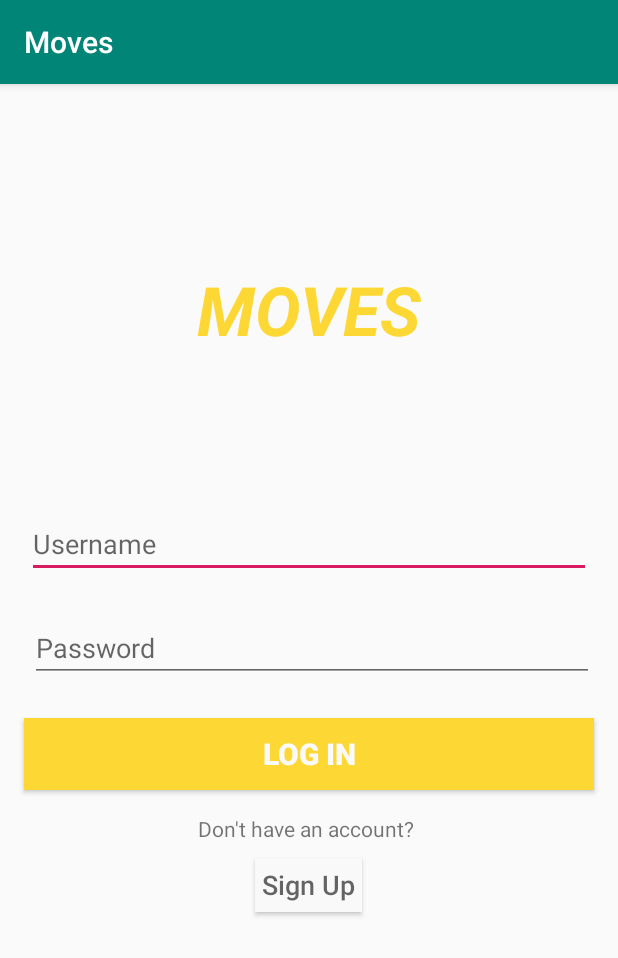
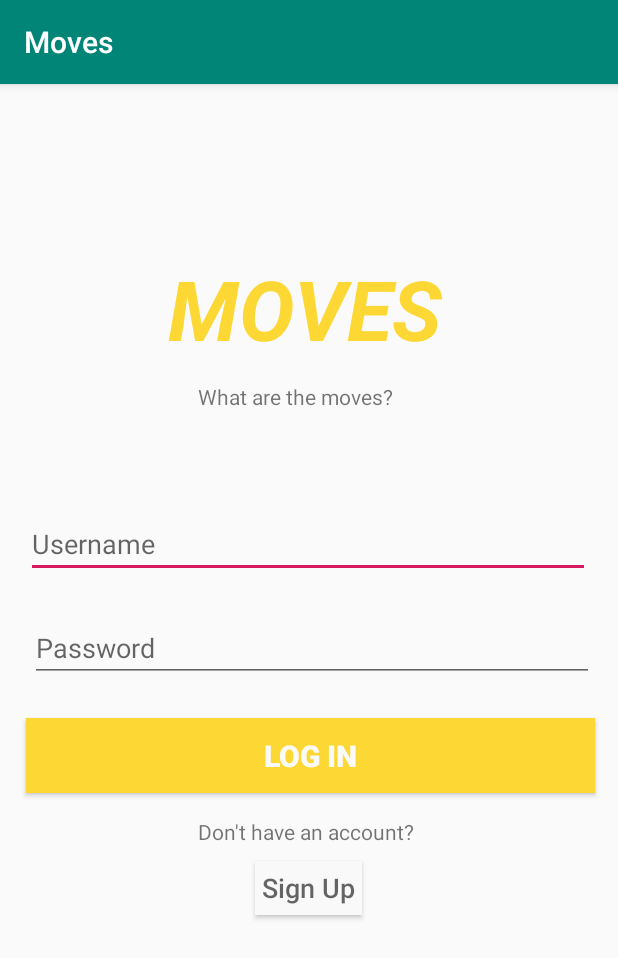
Before and after one commit to hkim00/moves, an Android app: the screen it shows after launch (LogInActivity), on a phone screen of 412 x 824 dp. Shown: the top 958 px of the screen. Run offline under Robolectric (Android 15) with nearby library versions, the phone set to English and light mode, and no system bars; libraries missing offline, so code that uses them is left out: com.parse; 4 statements that could not run were skipped.

Commit message:
functioning flows with login and sign up

```diff
--- a/app/src/main/AndroidManifest.xml
+++ b/app/src/main/AndroidManifest.xml
@@ -6,13 +6,15 @@
     <uses-permission android:name="android.permission.ACCESS_NETWORK_STATE" />
 
     <application
+        android:name=".ParseApp"
         android:allowBackup="true"
         android:icon="@mipmap/ic_launcher"
         android:label="@string/app_name"
         android:roundIcon="@mipmap/ic_launcher_round"
         android:supportsRtl="true"
-        android:theme="@style/AppTheme"
-        android:name=".ParseApp">
+        android:theme="@style/AppTheme">
+        <activity android:name="com.hkim00.moves.SignUpActivity"></activity>
+        <activity android:name="com.hkim00.moves.MainActivity"></activity>
         <activity android:name=".LogInActivity">
             <intent-filter>
                 <action android:name="android.intent.action.MAIN" />
--- a/app/src/main/java/com/hkim00/moves/LogInActivity.java
+++ b/app/src/main/java/com/hkim00/moves/LogInActivity.java
@@ -9,6 +9,8 @@ import android.widget.EditText;
 
 import androidx.appcompat.app.AppCompatActivity;
 
+import com.hkim00.moves.MainActivity;
+import com.hkim00.moves.SignUpActivity;
 import com.parse.LogInCallback;
 import com.parse.ParseException;
 import com.parse.ParseUser;
@@ -24,7 +26,7 @@ public class LogInActivity extends AppCompatActivity {
     @Override
     protected void onCreate(Bundle savedInstanceState) {
         super.onCreate(savedInstanceState);
-        setContentView(R.layout.activity_Login);
+        setContentView(R.layout.activity_login);
 
         etUsername = findViewById(R.id.etUsername);
         etPassword = findViewById(R.id.etPassword);
@@ -42,14 +44,26 @@ public class LogInActivity extends AppCompatActivity {
             }
         });
 
+
         ParseUser currentUser = ParseUser.getCurrentUser();
         if (currentUser != null) {
             //TODO create HomeActivity class
-            Intent intent = new Intent(LogInActivity.this, HomeActivity.class);
+            Intent intent = new Intent(LogInActivity.this, MainActivity.class);
             startActivity(intent);
         }
 
+
+        btnSignUp.setOnClickListener(new View.OnClickListener() {
+            @Override
+            public void onClick(View view) {
+                Log.d("LogInActivity", "Sign Up Worked!");
+                Intent intent = new Intent(LogInActivity.this, SignUpActivity.class);
+                startActivity(intent);
+            }
+        });
+
     }
+
 
     private void login (String username, String password){
         ParseUser.logInInBackground(username, password, new LogInCallback() {
@@ -57,10 +71,12 @@ public class LogInActivity extends AppCompatActivity {
             public void done(ParseUser user, ParseException e) {
                 if (e == null) {
                     Log.d("LoginActivity", "Login Successful!");
+
                     //TODO create HomeActivity class
-                    final Intent intent = new Intent(LogInActivity.this, HomeActivity.class);
+                    final Intent intent = new Intent(LogInActivity.this, MainActivity.class);
                     startActivity(intent);
                     finish();
+
                 } else {
                     Log.e("LoginActivity", "Login failure");
                     e.printStackTrace();
@@ -69,4 +85,5 @@ public class LogInActivity extends AppCompatActivity {
         });
     }
 
+
 }
--- a/app/src/main/java/com/hkim00/moves/MainActivity.java
+++ b/app/src/main/java/com/hkim00/moves/MainActivity.java
@@ -1,7 +1,10 @@
 package com.hkim00.moves;
 
+import android.os.Bundle;
+
 import androidx.appcompat.app.AppCompatActivity;
-import android.os.Bundle;
+
+import com.example.moves_login.R;
 
 public class MainActivity extends AppCompatActivity {
 
--- a/app/src/main/java/com/hkim00/moves/ParseApp.java
+++ b/app/src/main/java/com/hkim00/moves/ParseApp.java
@@ -9,7 +9,8 @@ public class ParseApp extends Application {
     public void onCreate() {
         super.onCreate();
 
-       // ParseObject.registerSubclass(Post.class);
+
+       // ParseObject.registerSubclass(xxx.class); --> will need this line to create model for users and categories
 
         final Parse.Configuration configuration = new Parse.Configuration.Builder(this)
                 .applicationId("moves-app")
--- a/app/src/main/res/layout/activity_Login.xml
+++ b/app/src/main/res/layout/activity_login.xml
@@ -11,12 +11,11 @@
         android:layout_width="376dp"
         android:layout_height="45dp"
         android:layout_marginStart="16dp"
-        android:layout_marginLeft="16dp"
         android:layout_marginTop="284dp"
         android:layout_marginEnd="16dp"
-        android:layout_marginRight="16dp"
         android:hint="Username"
         app:layout_constraintEnd_toEndOf="parent"
+        app:layout_constraintHorizontal_bias="0.333"
         app:layout_constraintStart_toStartOf="parent"
         app:layout_constraintTop_toTopOf="parent" />
 
@@ -24,26 +23,26 @@
         android:id="@+id/etPassword"
         android:layout_width="376dp"
         android:layout_height="45dp"
-        android:layout_marginStart="16dp"
         android:layout_marginLeft="16dp"
         android:layout_marginTop="24dp"
         android:layout_marginEnd="16dp"
         android:layout_marginRight="16dp"
         android:hint="Password"
+        android:inputType="textPassword|textWebPassword"
+        android:cursorVisible="false"
         app:layout_constraintEnd_toEndOf="parent"
         app:layout_constraintHorizontal_bias="1.0"
-        app:layout_constraintStart_toStartOf="parent"
+        app:layout_constraintStart_toStartOf="@id/etUsername"
         app:layout_constraintTop_toBottomOf="@id/etUsername" />
 
     <TextView
         android:id="@+id/tvMoves"
         android:layout_width="wrap_content"
         android:layout_height="wrap_content"
-        android:layout_marginStart="131dp"
-        android:layout_marginLeft="131dp"
+        android:layout_marginStart="112dp"
         android:text="MOVES"
         android:textColor="#FDD835"
-        android:textSize="45dp"
+        android:textSize="55dp"
         android:textStyle="bold|italic"
         app:layout_constraintBottom_toTopOf="@id/etUsername"
         app:layout_constraintStart_toStartOf="parent"
@@ -52,20 +51,18 @@
 
     <Button
         android:id="@+id/btnlogIn"
-        android:layout_width="match_parent"
-        android:layout_height="wrap_content"
-        android:layout_marginStart="16dp"
-        android:layout_marginLeft="16dp"
+        android:layout_width="379dp"
+        android:layout_height="50dp"
         android:layout_marginTop="24dp"
         android:layout_marginEnd="16dp"
-        android:layout_marginRight="16dp"
         android:background="#FDD835"
         android:text="Log In"
         android:textColor="#FBFAFB"
         android:textSize="20dp"
         android:textStyle="bold"
         app:layout_constraintEnd_toEndOf="parent"
-        app:layout_constraintStart_toStartOf="parent"
+        app:layout_constraintHorizontal_bias="0.0"
+        app:layout_constraintStart_toStartOf="@id/etUsername"
         app:layout_constraintTop_toBottomOf="@id/etPassword" />
 
     <TextView
@@ -92,4 +89,14 @@
         android:textAppearance="@style/TextAppearance.AppCompat.Medium"
         app:layout_constraintStart_toStartOf="parent"
         app:layout_constraintTop_toBottomOf="@id/textView3" />
+
+    <TextView
+        android:id="@+id/textView"
+        android:layout_width="wrap_content"
+        android:layout_height="wrap_content"
+        android:layout_marginStart="132dp"
+        android:layout_marginTop="12dp"
+        android:text="What are the moves?"
+        app:layout_constraintStart_toStartOf="parent"
+        app:layout_constraintTop_toBottomOf="@id/tvMoves" />
 </androidx.constraintlayout.widget.ConstraintLayout>
```
Also changed, not shown: app/src/main/java/com/hkim00/moves/SignUpActivity.java (added, +59 -0 lines), app/src/main/res/layout/activity_signup.xml (added, +80 -0 lines), 3 other files.
